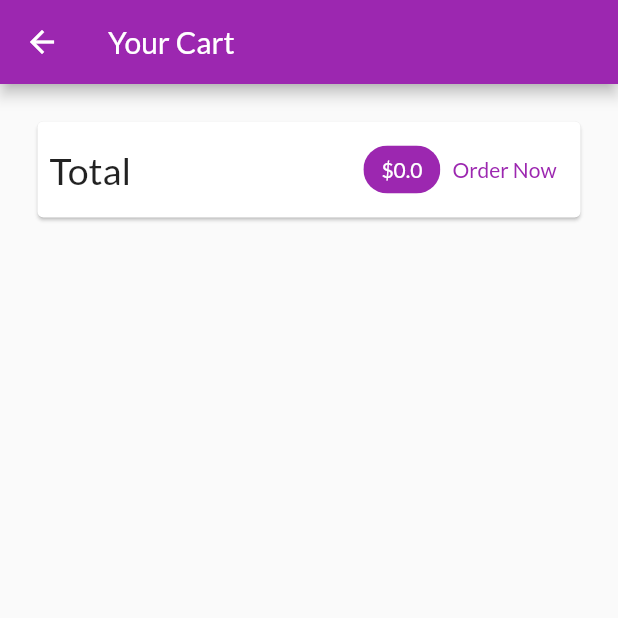
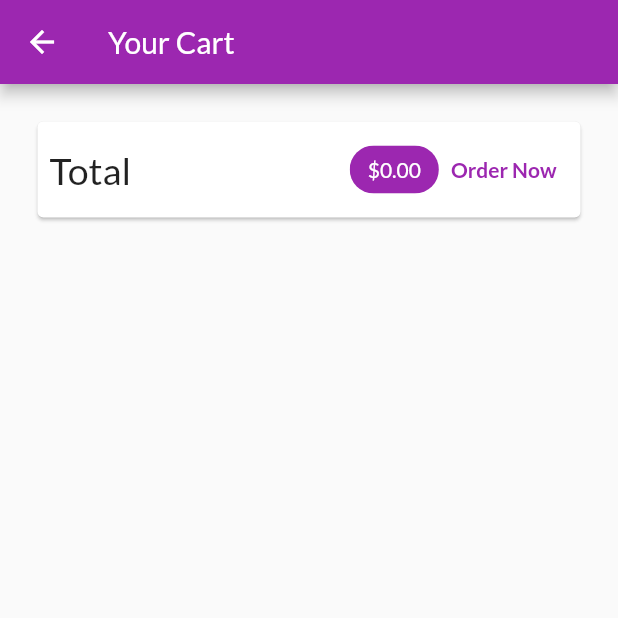
Before and after one commit to Frabbi727/Shopping-App, a Flutter app: the CartScreen screen opened by its route, after a tap on "Order Now", on a phone screen of 412 x 824 dp, the top half of it. Run offline on Flutter 3.47's test engine with Material 2 defaults, Android fonts, the phone set to English and light mode, and no system bars; network calls fail.

Commit message:
User can see their ordered products form order screen, add an app bar where user can click on payment and can check out with those ordered product, payment get way is not integrated so thats it

```diff
--- a/lib/providers/cart.dart
+++ b/lib/providers/cart.dart
@@ -59,4 +59,9 @@ class Cart with ChangeNotifier {
     _items.remove(productId);
     notifyListeners();
   }
+
+  void clear() {
+    _items = {};
+    notifyListeners();
+  }
 }
--- /dev/null
+++ b/lib/providers/orders.dart
@@ -0,0 +1,36 @@
+import 'package:flutter/foundation.dart';
+import './cart.dart';
+
+class OrderItem {
+  final String id;
+  final double amount;
+  final List<CartItem> products;
+  final DateTime dateTime;
+  OrderItem(
+      {required this.id,
+      required this.amount,
+      required this.products,
+      required this.dateTime});
+}
+
+class Orders with ChangeNotifier {
+  List<OrderItem> _order = [];
+  List<OrderItem> get orders {
+    return [..._order];
+  }
+
+  void addOrder(List<CartItem> cartProducts, double total) {
+    _order.insert(
+      0,
+      OrderItem(
+        id: DateTime.now().toString(),
+        amount: total,
+        dateTime: DateTime.now(),
+        products: cartProducts,
+      ),
+    );
+    notifyListeners();
+  }
+
+
+}
--- a/lib/screens/cart_scree.dart
+++ b/lib/screens/cart_scree.dart
@@ -2,9 +2,10 @@ import 'package:flutter/material.dart';
 import 'package:provider/provider.dart';
 import '../providers/cart.dart';
 import '../widgets/cart_items_display.dart';
+import '../providers/orders.dart';
 
 class CartScreen extends StatelessWidget {
-  static const route = '/cart';
+  static const routeName = '/cart';
 
   @override
   Widget build(BuildContext context) {
@@ -31,14 +32,24 @@ class CartScreen extends StatelessWidget {
                   Spacer(),
                   Chip(
                     label: Text(
-                      '\$${cart.totalAmount}',
+                      '\$${cart.totalAmount.toStringAsFixed(2)}',
                       style: TextStyle(
                         color: Colors.white,
                       ),
                     ),
                     backgroundColor: Theme.of(context).primaryColor,
                   ),
-                  TextButton(onPressed: () {}, child: Text('Order Now')),
+                  TextButton(
+                    onPressed: () {
+                      Provider.of<Orders>(context, listen: false).addOrder(
+                          cart.items.values.toList(), cart.totalAmount);
+                      cart.clear();
+                    },
+                    child: Text(
+                      'Order Now',
+                      style: TextStyle(fontWeight: FontWeight.bold),
+                    ),
+                  ),
                 ],
               ),
             ),
--- /dev/null
+++ b/lib/screens/orders_screen.dart
@@ -0,0 +1,25 @@
+import 'package:flutter/material.dart';
+import 'package:provider/provider.dart';
+import '../widgets/app_drawer.dart';
+import '../providers/orders.dart';
+import '../widgets/order_item_widzet.dart';
+
+class OrdersScreen extends StatelessWidget {
+  static const routeName= '/ordersScreen';
+  @override
+
+  Widget build(BuildContext context) {
+    final orderData = Provider.of<Orders>(context);
+    return Scaffold(
+      appBar: AppBar(
+        title: Text('Your Orders'),
+      ),
+      drawer: AppDrawer(),
+      body: ListView.builder(
+          itemCount: orderData.orders.length,
+          itemBuilder: (ctx, i) => OrderItemWidget(
+                order: orderData.orders[i],
+              )),
+    );
+  }
+}
--- a/lib/widgets/cart_items_display.dart
+++ b/lib/widgets/cart_items_display.dart
@@ -18,6 +18,7 @@ class CartItemDisplay extends StatelessWidget {
 
   @override
   Widget build(BuildContext context) {
+   // var total= (price * quantity).toStringAsFixed(2);
     return Dismissible(
       onDismissed: (direction) {
         Provider.of<Cart>(context, listen: false).removeItems(productId);
--- /dev/null
+++ b/lib/widgets/order_item_widzet.dart
@@ -0,0 +1,65 @@
+import 'dart:math';
+
+import 'package:flutter/material.dart';
+import '../providers/orders.dart';
+import 'package:intl/intl.dart';
+
+class OrderItemWidget extends StatefulWidget {
+  final OrderItem order;
+  OrderItemWidget({required this.order});
+
+  @override
+  State<OrderItemWidget> createState() => _OrderItemWidgetState();
+}
+
+class _OrderItemWidgetState extends State<OrderItemWidget> {
+  var _expanded = false;
+  @override
+  Widget build(BuildContext context) {
+    return Card(
+      margin: EdgeInsets.all(10),
+      child: Column(
+        children: <Widget>[
+          ListTile(
+            title: Text('\$${widget.order.amount.toStringAsFixed(2)}'),
+            subtitle: Text(
+              DateFormat('dd/MM/yyyy hh:mm').format(widget.order.dateTime),
+            ),
+            trailing: IconButton(
+              onPressed: () {
+                setState(() {
+                  _expanded = !_expanded;
+                });
+              },
+              icon: Icon(_expanded ? Icons.expand_less : Icons.expand_more),
+            ),
+          ),
+          if (_expanded)
+            Container(
+              padding: EdgeInsets.symmetric(vertical: 4, horizontal: 15),
+              height: min(widget.order.products.length * 20 + 10, 100),
+              child: ListView(
+                children: widget.order.products
+                    .map((prod) => Row(
+                      mainAxisAlignment: MainAxisAlignment.spaceBetween,
+                          children: <Widget>[
+                            Text(
+                              prod.title,
+                              style: TextStyle(
+                                  fontSize: 18, fontWeight: FontWeight.bold),
+                            ),
+                            Text(
+                              '${prod.quantity}x \$${prod.price}',
+                              style: TextStyle(
+                                  color: Colors.grey[700], fontSize: 18),
+                            )
+                          ],
+                        ))
+                    .toList(),
+              ),
+            ),
+        ],
+      ),
+    );
+  }
+}
--- a/pubspec.yaml
+++ b/pubspec.yaml
@@ -35,6 +35,7 @@ dependencies:
   # Use with the CupertinoIcons class for iOS style icons.
   cupertino_icons: ^1.0.2
   provider: ^6.0.1
+  intl: ^0.17.0
 
 dev_dependencies:
   flutter_test:
```
Also changed, not shown: lib/main.dart (+17 -11 lines), lib/screens/product_detail_screen.dart (+35 -1 lines), lib/screens/products_overview_screen.dart (+7 -6 lines), lib/widgets/app_drawer.dart (added, +35 -0 lines), pubspec.lock.
